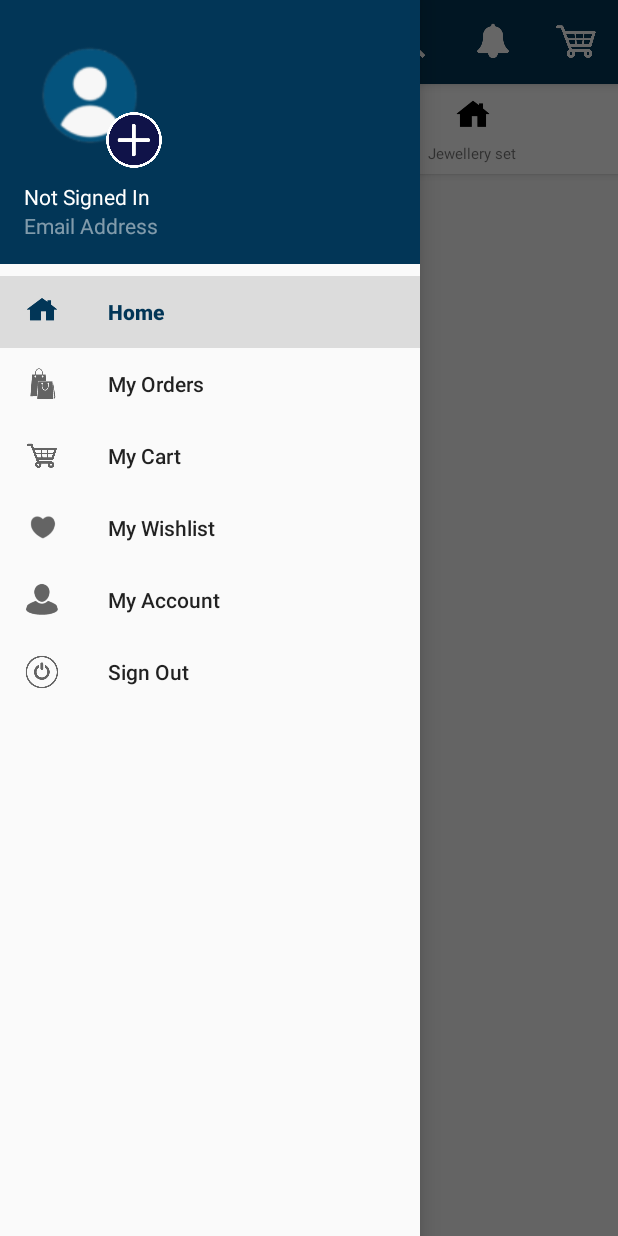
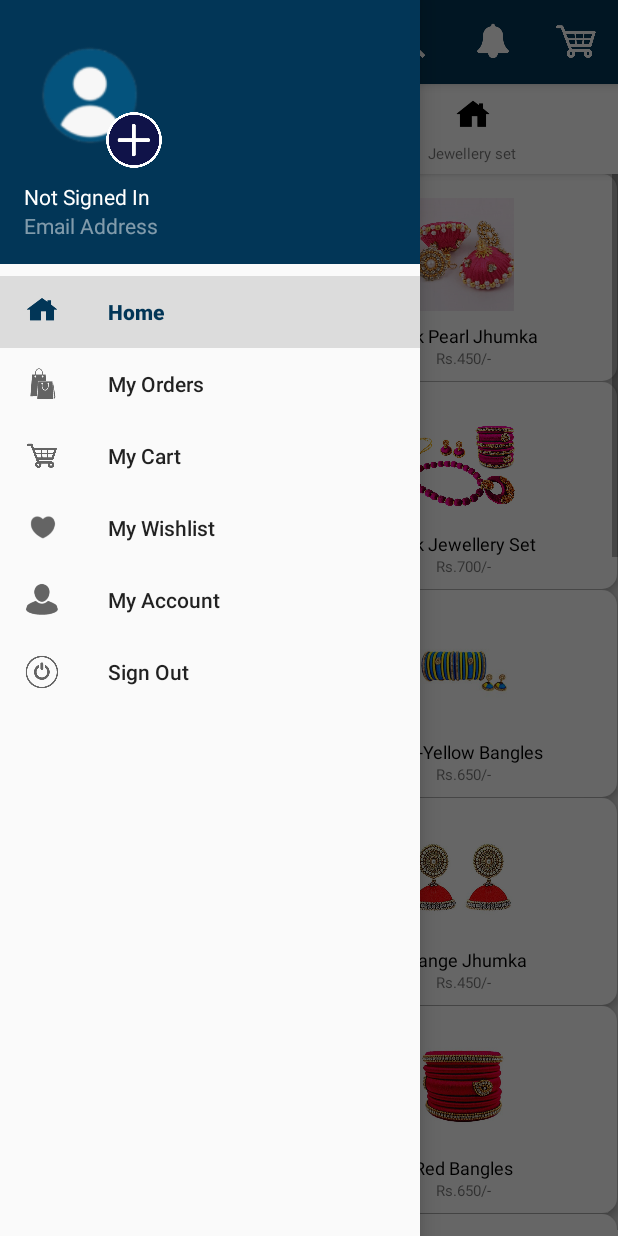
Before and after one commit to Nithya-99/HMWL, an Android app: the screen it shows after launch once a user with an empty profile is signed in (MainActivity), with the side drawer open, on a phone screen of 412 x 824 dp. Run offline under Robolectric (Android 15) with nearby library versions, the light colour scheme and no system bars; our stand-ins replace Firebase (no records; nobody signed in at launch, a user with empty details on screens opened directly).

Commit message:
Home Fragment

```diff
--- a/app/src/main/java/com/example/hmwl/CategoryActivity.java
+++ b/app/src/main/java/com/example/hmwl/CategoryActivity.java
@@ -7,6 +7,7 @@ import androidx.recyclerview.widget.RecyclerView;
 import android.os.Bundle;
 import android.view.Menu;
 import android.view.MenuItem;
+import android.widget.GridView;
 
 import java.util.ArrayList;
 import java.util.List;
@@ -25,6 +26,17 @@ public class CategoryActivity extends AppCompatActivity {
         getSupportActionBar().setDisplayHomeAsUpEnabled(true);
 
         categoryRecyclerView = findViewById(R.id.category_rv);
+
+        List<GridProductModel> gridProductModelList = new ArrayList<>();
+        gridProductModelList.add(new GridProductModel(R.drawable.blueearrings,"Jhumka", "Rs.500/-"));
+        gridProductModelList.add(new GridProductModel(R.drawable.pinkjewelleryset2,"Jhumka","Rs.500/-"));
+        gridProductModelList.add(new GridProductModel(R.drawable.redbangles,"Jhumka","Rs.500/-"));
+        gridProductModelList.add(new GridProductModel(R.drawable.pinkpearlearrings,"Jhumka","Rs.500/-"));
+        gridProductModelList.add(new GridProductModel(R.drawable.blackjewelleryset,"Jhumka","Rs.500/-"));
+        gridProductModelList.add(new GridProductModel(R.drawable.blueyellowbangles,"Jhumka", "Rs.500/-"));
+        gridProductModelList.add(new GridProductModel(R.drawable.greenjewelleryset,"Jhumka","Rs.500/-"));
+        gridProductModelList.add(new GridProductModel(R.drawable.orangeearrings,"Jhumka","Rs.500/-"));
+        gridProductModelList.add(new GridProductModel(R.drawable.greenearrings,"Jhumka","Rs.500/-"));
 
 
     }
--- a/app/src/main/java/com/example/hmwl/GridProductLayoutAdapter.java
+++ b/app/src/main/java/com/example/hmwl/GridProductLayoutAdapter.java
@@ -18,7 +18,8 @@ public class GridProductLayoutAdapter extends BaseAdapter {
 
     @Override
     public int getCount() {
-        return 16;
+
+        return gridProductModelList.size();
     }
 
     @Override
--- a/app/src/main/java/com/example/hmwl/HomeFragment.java
+++ b/app/src/main/java/com/example/hmwl/HomeFragment.java
@@ -49,25 +49,51 @@ public class HomeFragment extends Fragment {
         categoryRecyclerView.setAdapter(categoryAdapter);
         categoryAdapter.notifyDataSetChanged();
 
-        List<GridProductModel> gridProductModelList = new ArrayList<>();
-        gridProductModelList.add(new GridProductModel(R.drawable.blueearrings,"Jhumka", "Rs.500/-"));
-        gridProductModelList.add(new GridProductModel(R.drawable.pinkjewelleryset2,"Jhumka","Rs.500/-"));
-        gridProductModelList.add(new GridProductModel(R.drawable.redbangles,"Jhumka","Rs.500/-"));
-        gridProductModelList.add(new GridProductModel(R.drawable.pinkpearlearrings,"Jhumka","Rs.500/-"));
-        gridProductModelList.add(new GridProductModel(R.drawable.blackjewelleryset,"Jhumka","Rs.500/-"));
-        gridProductModelList.add(new GridProductModel(R.drawable.blueyellowbangles,"Jhumka", "Rs.500/-"));
-        gridProductModelList.add(new GridProductModel(R.drawable.greenjewelleryset,"Jhumka","Rs.500/-"));
-        gridProductModelList.add(new GridProductModel(R.drawable.orangeearrings,"Jhumka","Rs.500/-"));
-        gridProductModelList.add(new GridProductModel(R.drawable.greenearrings,"Jhumka","Rs.500/-"));
-        gridProductModelList.add(new GridProductModel(R.drawable.darkblue,"Jhumka","Rs.500/-"));
+        List<GridProductModel> gridProductModelList = new ArrayList<GridProductModel>();
+        gridProductModelList.add(new GridProductModel(R.drawable.redbangles,"Red Bangles","Rs.650/-"));
+        gridProductModelList.add(new GridProductModel(R.drawable.pinkpearlearrings,"Pink Pearl Jhumka","Rs.450/-"));
+        gridProductModelList.add(new GridProductModel(R.drawable.blueearrings,"Blue Jhumka", "Rs.550/-"));
+        gridProductModelList.add(new GridProductModel(R.drawable.pinkjewelleryset2,"Pink Jewellery Set","Rs.700/-"));
+        gridProductModelList.add(new GridProductModel(R.drawable.blackjewelleryset,"Black Jewellery Set","Rs.700/-"));
+        gridProductModelList.add(new GridProductModel(R.drawable.blueyellowbangles,"Blue-Yellow Bangles", "Rs.650/-"));
+        gridProductModelList.add(new GridProductModel(R.drawable.greenjewelleryset,"Green Jewellery Set","Rs.700/-"));
+        gridProductModelList.add(new GridProductModel(R.drawable.orangeearrings,"Orange Jhumka","Rs.450/-"));
+        gridProductModelList.add(new GridProductModel(R.drawable.greenearrings,"Green Jhumka","Rs.200/-"));
+        gridProductModelList.add(new GridProductModel(R.drawable.redbangles,"Red Bangles","Rs.650/-"));
+        gridProductModelList.add(new GridProductModel(R.drawable.pinkpearlearrings,"Pink Pearl Jhumka","Rs.450/-"));
+        gridProductModelList.add(new GridProductModel(R.drawable.blueearrings,"Blue Jhumka", "Rs.550/-"));
+        gridProductModelList.add(new GridProductModel(R.drawable.pinkjewelleryset2,"Pink Jewellery Set","Rs.700/-"));
+        gridProductModelList.add(new GridProductModel(R.drawable.blackjewelleryset,"Black Jewellery Set","Rs.700/-"));
+        gridProductModelList.add(new GridProductModel(R.drawable.blueyellowbangles,"Blue-Yellow Bangles", "Rs.650/-"));
+        gridProductModelList.add(new GridProductModel(R.drawable.greenjewelleryset,"Green Jewellery Set","Rs.700/-"));
+        gridProductModelList.add(new GridProductModel(R.drawable.orangeearrings,"Orange Jhumka","Rs.450/-"));
+        gridProductModelList.add(new GridProductModel(R.drawable.greenearrings,"Green Jhumka","Rs.200/-"));
+        gridProductModelList.add(new GridProductModel(R.drawable.redbangles,"Red Bangles","Rs.650/-"));
+        gridProductModelList.add(new GridProductModel(R.drawable.pinkpearlearrings,"Pink Pearl Jhumka","Rs.450/-"));
+        gridProductModelList.add(new GridProductModel(R.drawable.blueearrings,"Blue Jhumka", "Rs.550/-"));
+        gridProductModelList.add(new GridProductModel(R.drawable.pinkjewelleryset2,"Pink Jewellery Set","Rs.700/-"));
+        gridProductModelList.add(new GridProductModel(R.drawable.blackjewelleryset,"Black Jewellery Set","Rs.700/-"));
+        gridProductModelList.add(new GridProductModel(R.drawable.blueyellowbangles,"Blue-Yellow Bangles", "Rs.650/-"));
+        gridProductModelList.add(new GridProductModel(R.drawable.greenjewelleryset,"Green Jewellery Set","Rs.700/-"));
+        gridProductModelList.add(new GridProductModel(R.drawable.orangeearrings,"Orange Jhumka","Rs.450/-"));
+        gridProductModelList.add(new GridProductModel(R.drawable.greenearrings,"Green Jhumka","Rs.200/-"));
+
 
 
         GridView gridView = view.findViewById(R.id.grid_product_layout_gridview);
-
         gridView.setAdapter(new GridProductLayoutAdapter(gridProductModelList));
 
         RecyclerView testing = view.findViewById(R.id.testing);
-        //LinearLayoutManager testingLayoutManager = new LinearLayoutManager();
+        LinearLayoutManager testingLayoutManager = new LinearLayoutManager(getContext());
+        testingLayoutManager.setOrientation(LinearLayoutManager.HORIZONTAL);
+        testing.setLayoutManager(testingLayoutManager);
+
+        List<HomePageModel> homePageModelList = new ArrayList<>();
+        homePageModelList.add(new HomePageModel(0,"Title", gridProductModelList));
+
+        HomePageAdapter adapter = new HomePageAdapter(homePageModelList);
+        testing.setAdapter(adapter);
+        adapter.notifyDataSetChanged();
 
         return view;
     }
--- /dev/null
+++ b/app/src/main/java/com/example/hmwl/HomePageAdapter.java
@@ -0,0 +1,72 @@
+package com.example.hmwl;
+
+import android.view.LayoutInflater;
+import android.view.View;
+import android.view.ViewGroup;
+import android.widget.GridView;
+
+import androidx.annotation.NonNull;
+import androidx.recyclerview.widget.RecyclerView;
+
+import java.util.List;
+
+public class HomePageAdapter extends RecyclerView.Adapter {
+    private List<HomePageModel> homePageModelList;
+
+    public HomePageAdapter(List<HomePageModel> homePageModelList) {
+        this.homePageModelList = homePageModelList;
+    }
+
+    @Override
+    public int getItemViewType(int position) {
+        switch (homePageModelList.get(position).getType()){
+            case 0:
+                return HomePageModel.GRID_PRODUCT_VIEW;
+            default:
+                return -1;
+        }
+    }
+
+    @NonNull
+    @Override
+    public RecyclerView.ViewHolder onCreateViewHolder(@NonNull ViewGroup viewGroup, int viewType) {
+        switch (viewType){
+            case HomePageModel.GRID_PRODUCT_VIEW:
+                View gridProductView = LayoutInflater.from(viewGroup.getContext()).inflate(R.layout.grid_product_layout, viewGroup, false);
+                return new GridProductViewHolder(gridProductView);
+            default:
+                return null;
+        }
+
+    }
+
+    @Override
+    public void onBindViewHolder(@NonNull RecyclerView.ViewHolder viewHolder, int position) {
+        switch (homePageModelList.get(position).getType()){
+            case HomePageModel.GRID_PRODUCT_VIEW:
+                String title = homePageModelList.get(position).getTitle();
+                List<GridProductModel> gridProductModelList = homePageModelList.get(position).getGridProductModelList();
+                ((GridProductViewHolder)viewHolder).setGridProductLayout(gridProductModelList);
+                break;
+            default:
+                return;
+        }
+
+    }
+
+    @Override
+    public int getItemCount() {
+        return homePageModelList.size();
+    }
+
+    public class GridProductViewHolder extends RecyclerView.ViewHolder{
+        private GridView gridView;
+        public GridProductViewHolder(@NonNull View itemView) {
+            super(itemView);
+            gridView = itemView.findViewById(R.id.grid_product_layout_gridview);
+        }
+        private void setGridProductLayout(List<GridProductModel> gridProductModelList){
+            gridView.setAdapter(new GridProductLayoutAdapter(gridProductModelList));
+        }
+    }
+}
--- /dev/null
+++ b/app/src/main/java/com/example/hmwl/HomePageModel.java
@@ -0,0 +1,40 @@
+package com.example.hmwl;
+
+import java.util.List;
+
+public class HomePageModel {
+    public static final int GRID_PRODUCT_VIEW = 0;
+    private int type;
+    private String title;
+    private List<GridProductModel> gridProductModelList;
+
+    public HomePageModel(int type, String title, List<GridProductModel> gridProductModelList) {
+        this.type = type;
+        this.title = title;
+        this.gridProductModelList = gridProductModelList;
+    }
+
+    public int getType() {
+        return type;
+    }
+
+    public void setType(int type) {
+        this.type = type;
+    }
+
+    public String getTitle() {
+        return title;
+    }
+
+    public void setTitle(String title) {
+        this.title = title;
+    }
+
+    public List<GridProductModel> getGridProductModelList() {
+        return gridProductModelList;
+    }
+
+    public void setGridProductModelList(List<GridProductModel> gridProductModelList) {
+        this.gridProductModelList = gridProductModelList;
+    }
+}
--- a/app/src/main/res/drawable/round_background.xml
+++ b/app/src/main/res/drawable/round_background.xml
@@ -2,9 +2,8 @@
 <layer-list xmlns:android="http://schemas.android.com/apk/res/android">
     <item>
         <shape android:shape="rectangle">
-            <solid android:color="@color/colorAccent">
-                <corners android:radius="10dp" />
-            </solid>
+            <solid android:color="@color/colorAccent"></solid>
+            <corners android:radius="10dp"></corners>
         </shape>
     </item>
 </layer-list>
```
